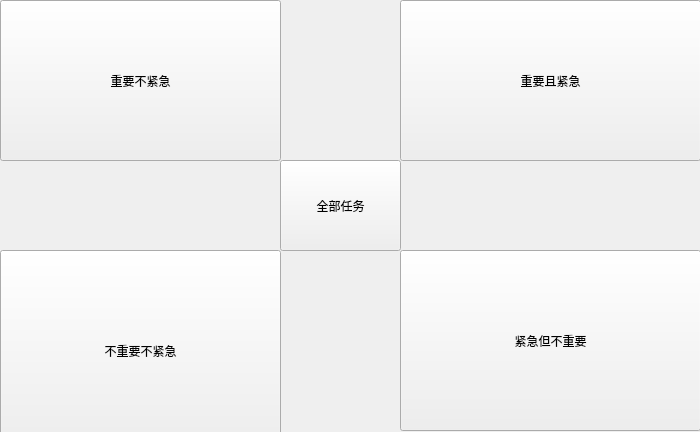
Qt form realProgect/dailymsy.ui (Arthur381/QTproject) before a commit.
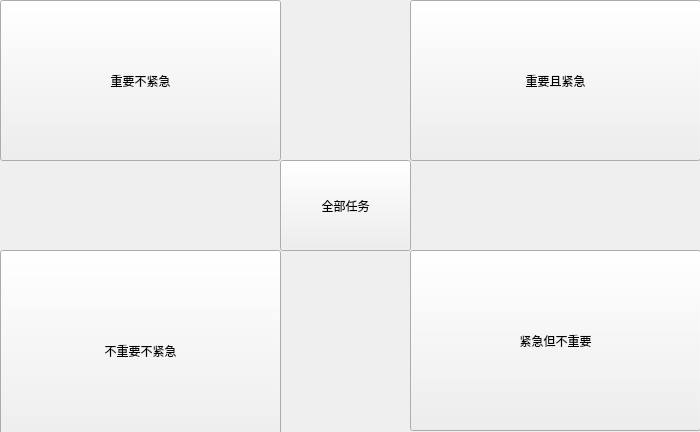
The same form after that commit.

Commit message: 解决了我的bug

The edit to the form file:
```diff
--- a/realProgect/dailymsy.ui
+++ b/realProgect/dailymsy.ui
@@ -41,9 +41,9 @@
   <widget class="QPushButton" name="iAnde">
    <property name="geometry">
     <rect>
-     <x>400</x>
+     <x>410</x>
      <y>0</y>
-     <width>301</width>
+     <width>291</width>
      <height>161</height>
     </rect>
    </property>
@@ -67,9 +67,9 @@
   <widget class="QPushButton" name="eNoti">
    <property name="geometry">
     <rect>
-     <x>400</x>
+     <x>410</x>
      <y>250</y>
-     <width>301</width>
+     <width>291</width>
      <height>181</height>
     </rect>
    </property>
@@ -82,7 +82,7 @@
     <rect>
      <x>280</x>
      <y>160</y>
-     <width>121</width>
+     <width>131</width>
      <height>91</height>
     </rect>
    </property>
```
The commit also changes 2 other files.
